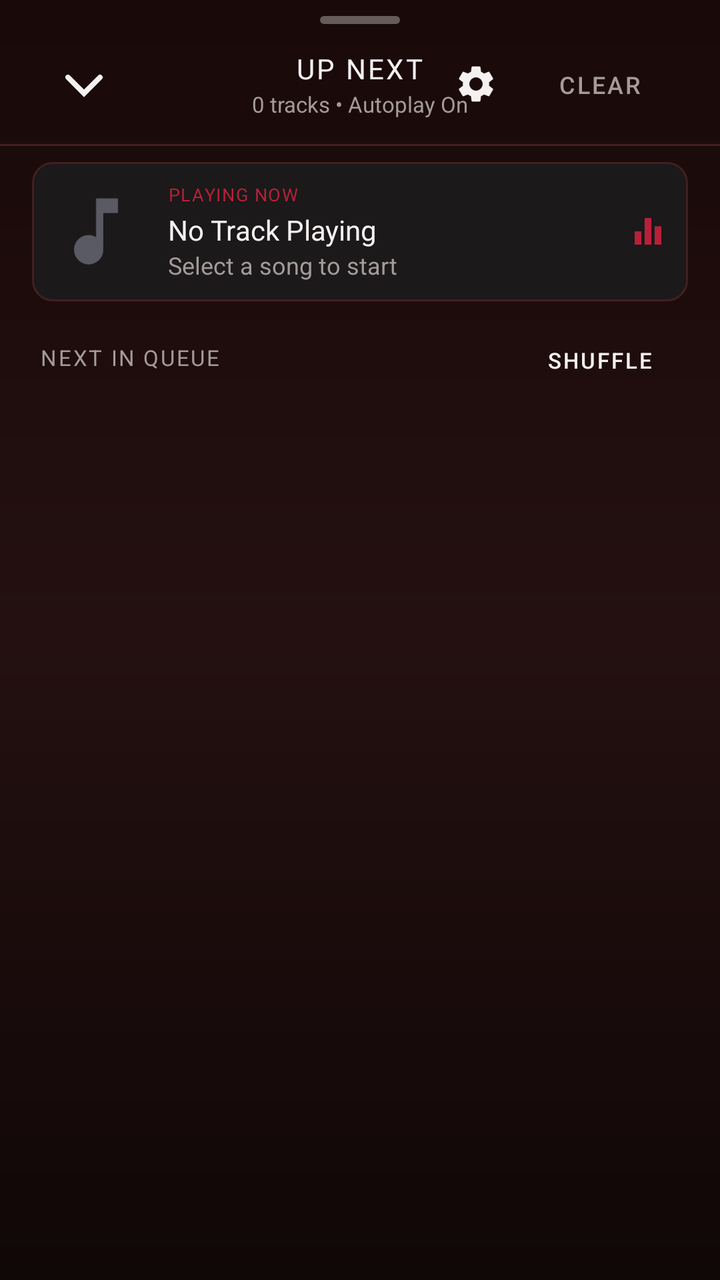
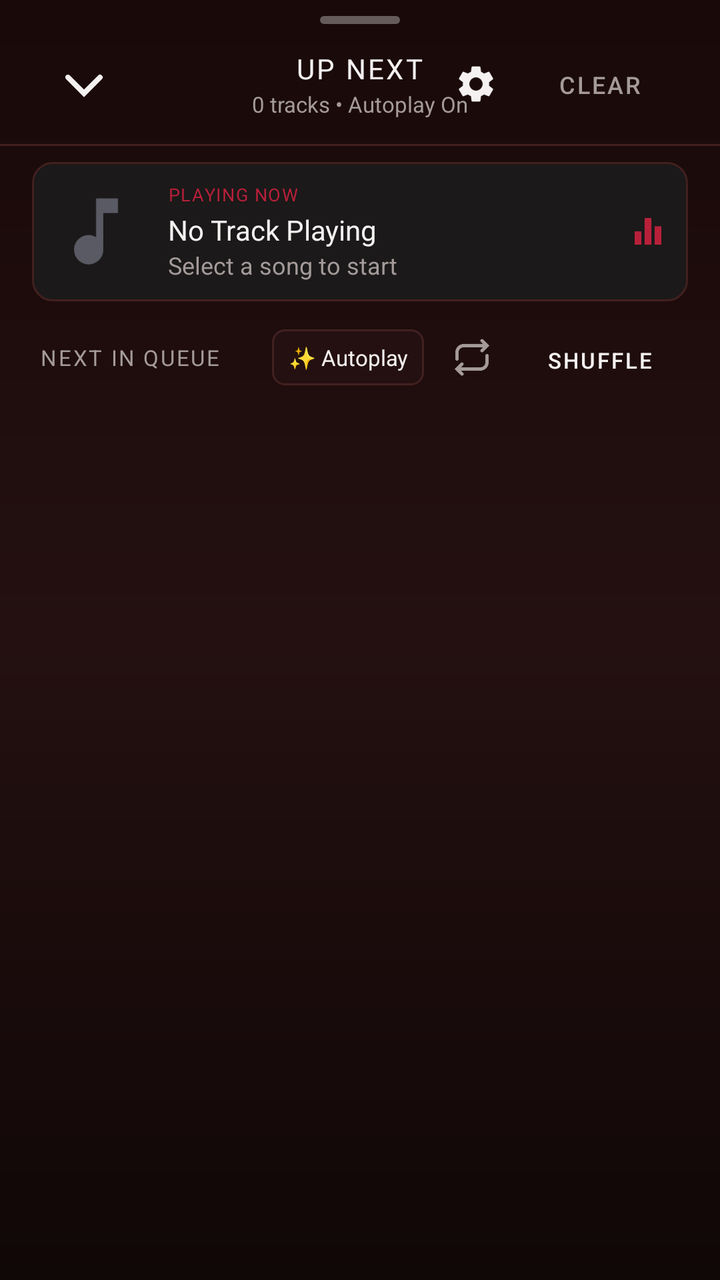

Two renders of the same Android screen: before a commit and after it. Below are the layout's source before the change and the commit's diff.
<!-- AndroidManifest.xml: application theme Theme.BraveMusicPlayer -->
<!-- res/layout/dialog_queue.xml -->
<?xml version="1.0" encoding="utf-8"?>
<LinearLayout xmlns:android="http://schemas.android.com/apk/res/android"
    xmlns:app="http://schemas.android.com/apk/res-auto"
    android:id="@+id/layoutQueueSheet"
    android:layout_width="match_parent"
    android:layout_height="match_parent"
    android:background="@drawable/bg_now_playing_sheet"
    android:orientation="vertical"
    android:paddingTop="8dp">

    
    <ImageView
        android:layout_width="wrap_content"
        android:layout_height="wrap_content"
        android:layout_gravity="center_horizontal"
        android:contentDescription="Drag Handle"
        android:src="@drawable/single_bar_drag_handle" />

    
    <RelativeLayout
        android:layout_width="match_parent"
        android:layout_height="wrap_content"
        android:layout_marginTop="8dp"
        android:paddingStart="20dp"
        android:paddingEnd="16dp">

        <ImageView
            android:id="@+id/ivCloseQueue"
            android:layout_width="44dp"
            android:layout_height="44dp"
            android:layout_alignParentStart="true"
            android:layout_centerVertical="true"
            android:background="?android:attr/selectableItemBackgroundBorderless"
            android:contentDescription="Close Queue"
            android:padding="6dp"
            android:src="@drawable/ic_ytm_chevron_down"
            app:tint="@color/textPrimary" />

        <LinearLayout
            android:layout_width="wrap_content"
            android:layout_height="wrap_content"
            android:layout_centerInParent="true"
            android:gravity="center"
            android:orientation="vertical">

            <TextView
                android:layout_width="wrap_content"
                android:layout_height="wrap_content"
                android:fontFamily="@font/youtube_sans_bold_font"
                android:letterSpacing="0.08"
                android:text="UP NEXT"
                android:textColor="@color/textPrimary"
                android:textSize="14sp" />

            <TextView
                android:id="@+id/tvQueueTrackCount"
                android:layout_width="wrap_content"
                android:layout_height="wrap_content"
                android:layout_marginTop="1dp"
                android:fontFamily="sans-serif"
                android:text="0 tracks • Autoplay On"
                android:textColor="@color/textSecondary"
                android:textSize="11sp" />
        </LinearLayout>

        <LinearLayout
            android:layout_width="wrap_content"
            android:layout_height="wrap_content"
            android:layout_alignParentEnd="true"
            android:layout_centerVertical="true"
            android:gravity="center_vertical"
            android:orientation="horizontal">

            <ImageView
                android:id="@+id/btnQueueSettings"
                android:layout_width="36dp"
                android:layout_height="36dp"
                android:background="?android:attr/selectableItemBackgroundBorderless"
                android:contentDescription="Playback Settings"
                android:padding="7dp"
                android:src="@drawable/ic_settings"
                app:tint="@color/textPrimary" />

            <Button
                android:id="@+id/btnClearQueue"
                style="@style/Widget.MaterialComponents.Button.TextButton"
                android:layout_width="wrap_content"
                android:layout_height="36dp"
                android:fontFamily="sans-serif-medium"
                android:text="Clear"
                android:textColor="@color/textSecondary"
                android:textSize="12sp" />
        </LinearLayout>
    </RelativeLayout>

    <View
        android:layout_width="match_parent"
        android:layout_height="1dp"
        android:layout_marginTop="8dp"
        android:layout_marginBottom="8dp"
        android:background="@color/borderSubtle" />

    
    <LinearLayout
        android:id="@+id/layoutQueueNowPlayingCard"
        android:layout_width="match_parent"
        android:layout_height="wrap_content"
        android:layout_marginStart="16dp"
        android:layout_marginEnd="16dp"
        android:layout_marginBottom="8dp"
        android:background="@drawable/bg_rounded_card"
        android:gravity="center_vertical"
        android:orientation="horizontal"
        android:padding="10dp">

        <androidx.cardview.widget.CardView
            android:layout_width="44dp"
            android:layout_height="44dp"
            app:cardBackgroundColor="@color/surfaceCard"
            app:cardCornerRadius="6dp"
            app:cardElevation="0dp">

            <ImageView
                android:id="@+id/ivNowPlayingQueueThumb"
                android:layout_width="match_parent"
                android:layout_height="match_parent"
                android:contentDescription="Now Playing Art"
                android:scaleType="centerCrop"
                android:src="@drawable/ic_music_note" />
        </androidx.cardview.widget.CardView>

        <LinearLayout
            android:layout_width="0dp"
            android:layout_height="wrap_content"
            android:layout_marginStart="14dp"
            android:layout_marginEnd="8dp"
            android:layout_weight="1"
            android:orientation="vertical">

            <TextView
                android:layout_width="wrap_content"
                android:layout_height="wrap_content"
                android:fontFamily="sans-serif-bold"
                android:letterSpacing="0.06"
                android:text="PLAYING NOW"
                android:textColor="@color/accentPrimary"
                android:textSize="9sp" />

            <TextView
                android:id="@+id/tvNowPlayingQueueTitle"
                android:layout_width="wrap_content"
                android:layout_height="wrap_content"
                android:layout_marginTop="2dp"
                android:ellipsize="end"
                android:fontFamily="@font/youtube_sans_bold_font"
                android:maxLines="1"
                android:text="No Track Playing"
                android:textColor="@color/textPrimary"
                android:textSize="14sp" />

            <TextView
                android:id="@+id/tvNowPlayingQueueArtist"
                android:layout_width="wrap_content"
                android:layout_height="wrap_content"
                android:ellipsize="end"
                android:fontFamily="sans-serif"
                android:maxLines="1"
                android:text="Select a song to start"
                android:textColor="@color/textSecondary"
                android:textSize="12sp" />
        </LinearLayout>

        <ImageView
            android:layout_width="20dp"
            android:layout_height="20dp"
            android:contentDescription="Equalizer"
            android:src="@drawable/ic_equalizer"
            app:tint="@color/accentPrimary" />
    </LinearLayout>

    
    <RelativeLayout
        android:layout_width="match_parent"
        android:layout_height="wrap_content"
        android:paddingStart="20dp"
        android:paddingEnd="16dp"
        android:paddingTop="4dp"
        android:paddingBottom="4dp">

        <TextView
            android:layout_width="wrap_content"
            android:layout_height="wrap_content"
            android:layout_alignParentStart="true"
            android:layout_centerVertical="true"
            android:fontFamily="sans-serif-bold"
            android:letterSpacing="0.08"
            android:text="NEXT IN QUEUE"
            android:textColor="@color/textSecondary"
            android:textSize="11sp" />

        <Button
            android:id="@+id/btnShuffleQueue"
            style="@style/Widget.MaterialComponents.Button.TextButton"
            android:layout_width="wrap_content"
            android:layout_height="32dp"
            android:layout_alignParentEnd="true"
            android:layout_centerVertical="true"
            android:fontFamily="sans-serif-medium"
            android:text="Shuffle"
            android:textColor="@color/textPrimary"
            android:textSize="11sp" />
    </RelativeLayout>

    
    <FrameLayout
        android:layout_width="match_parent"
        android:layout_height="0dp"
        android:layout_weight="1">

        
        <androidx.recyclerview.widget.RecyclerView
            android:id="@+id/rvQueueList"
            android:layout_width="match_parent"
            android:layout_height="match_parent"
            android:clipToPadding="false"
            android:paddingBottom="48dp" />

        
        <LinearLayout
            android:id="@+id/layoutQueueEmpty"
            android:layout_width="match_parent"
            android:layout_height="match_parent"
            android:gravity="center"
            android:orientation="vertical"
            android:padding="32dp"
            android:visibility="gone">

            <ImageView
                android:layout_width="56dp"
                android:layout_height="56dp"
                android:contentDescription="Empty Queue"
                android:src="@drawable/ic_queue_music"
                app:tint="@color/textDisabled" />

            <TextView
                android:layout_width="wrap_content"
                android:layout_height="wrap_content"
                android:layout_marginTop="16dp"
                android:fontFamily="@font/youtube_sans_bold_font"
                android:text="Your queue is empty"
                android:textColor="@color/textPrimary"
                android:textSize="16sp" />

            <TextView
                android:layout_width="wrap_content"
                android:layout_height="wrap_content"
                android:layout_marginTop="4dp"
                android:fontFamily="sans-serif"
                android:gravity="center"
                android:text="Search for music or enable Autoplay to keep the music playing infinitely."
                android:textColor="@color/textSecondary"
                android:textSize="13sp" />
        </LinearLayout>

    </FrameLayout>

</LinearLayout>
<!-- resources referenced by this layout -->
<resources>
  <color name="accentPrimary">#B8203A</color>
  <color name="borderSubtle">#422020</color>
  <color name="surfaceCard">#1B1919</color>
  <color name="textDisabled">#686060</color>
  <color name="textPrimary">#F5F1F1</color>
  <color name="textSecondary">#A49A9A</color>
  <!-- drawable bg_rounded_card (drawable) -->
  <?xml version="1.0" encoding="utf-8"?>
  <shape xmlns:android="http://schemas.android.com/apk/res/android"
      android:shape="rectangle">
      <corners android:radius="10dp" />
      <solid android:color="@color/surfaceCard" />
      <stroke
          android:width="1dp"
          android:color="@color/borderSubtle" />
  </shape>
  <!-- drawable ic_equalizer (drawable) -->
  <vector xmlns:android="http://schemas.android.com/apk/res/android"
      android:width="24dp"
      android:height="24dp"
      android:viewportWidth="24"
      android:viewportHeight="24">
      <path
          android:fillColor="#FFFFFFFF"
          android:pathData="M10,20h4V4h-4v16zm-6,0h4v-8H4v8zM16,9v11h4V9h-4z"/>
  </vector>
  <!-- drawable single_bar_drag_handle (drawable) -->
  <?xml version="1.0" encoding="utf-8"?>
  <shape android:shape="rectangle"
    xmlns:android="http://schemas.android.com/apk/res/android">
      <corners android:radius="3.0dp" />
      <solid android:color="#55FFFFFF" />
      <size android:height="@dimen/yt_sys_measurement_size_min" android:width="@dimen/yt_sys_measurement_size_hero" />
  </shape>
  <color name="backgroundSecondary">#190909</color>
  <color name="surfaceElevated">#241010</color>
  <color name="background">#100707</color>
  <dimen name="yt_sys_measurement_size_min">4dp</dimen>
  <dimen name="yt_sys_measurement_size_hero">40dp</dimen>
  <color name="accentPressed">#8F1830</color>
  <!-- drawable bg_ytm_gradient (drawable) -->
  <?xml version="1.0" encoding="utf-8"?>
  <shape xmlns:android="http://schemas.android.com/apk/res/android"
      android:shape="rectangle">
      <gradient
          android:angle="270"
          android:startColor="@color/backgroundSecondary"
          android:endColor="@color/background"
          android:type="linear" />
  </shape>
  <style name="MelodyBottomSheetDialogTheme" parent="Theme.Design.Light.BottomSheetDialog">
          <item name="bottomSheetStyle">@style/MelodyBottomSheetStyle</item>
          <item name="android:windowIsFloating">false</item>
          <item name="android:navigationBarColor">@color/backgroundSecondary</item>
          <item name="android:windowLightNavigationBar" tools:targetApi="27">false</item>
      </style>
  <style name="MelodyBottomSheetStyle" parent="Widget.Design.BottomSheet.Modal">
          <item name="android:background">@android:color/transparent</item>
      </style>
  <!-- unchanged entries left out for length: 6 -->
</resources>

<!-- the commit's change to res/layout/dialog_queue.xml (unified diff, before → after) -->
@@ -198,17 +198,53 @@
             android:textColor="@color/textSecondary"
             android:textSize="11sp" />
 
-        <Button
-            android:id="@+id/btnShuffleQueue"
-            style="@style/Widget.MaterialComponents.Button.TextButton"
+        <LinearLayout
             android:layout_width="wrap_content"
-            android:layout_height="32dp"
+            android:layout_height="wrap_content"
             android:layout_alignParentEnd="true"
             android:layout_centerVertical="true"
-            android:fontFamily="sans-serif-medium"
-            android:text="Shuffle"
-            android:textColor="@color/textPrimary"
-            android:textSize="11sp" />
+            android:gravity="center_vertical"
+            android:orientation="horizontal">
+
+            
+            <TextView
+                android:id="@+id/btnAutoplayQueue"
+                android:layout_width="wrap_content"
+                android:layout_height="28dp"
+                android:layout_marginEnd="8dp"
+                android:background="@drawable/bg_pill_badge"
+                android:clickable="true"
+                android:focusable="true"
+                android:gravity="center"
+                android:paddingStart="8dp"
+                android:paddingEnd="8dp"
+                android:text="✨ Autoplay"
+                android:textColor="@color/textPrimary"
+                android:textSize="11sp" />
+
+            
+            <ImageView
+                android:id="@+id/btnRepeatQueue"
+                android:layout_width="32dp"
+                android:layout_height="32dp"
+                android:layout_marginEnd="4dp"
+                android:background="?android:attr/selectableItemBackgroundBorderless"
+                android:contentDescription="Cycle repeat mode"
+                android:padding="6dp"
+                android:src="@drawable/ic_ytm_repeat"
+                app:tint="@color/textSecondary" />
+
+            
+            <Button
+                android:id="@+id/btnShuffleQueue"
+                style="@style/Widget.MaterialComponents.Button.TextButton"
+                android:layout_width="wrap_content"
+                android:layout_height="32dp"
+                android:fontFamily="sans-serif-medium"
+                android:text="Shuffle"
+                android:textColor="@color/textPrimary"
+                android:textSize="11sp" />
+        </LinearLayout>
     </RelativeLayout>
 
     
<!-- resource entries referenced after the edit -->
@@ -6,6 +6,16 @@
   <color name="textDisabled">#686060</color>
   <color name="textPrimary">#F5F1F1</color>
   <color name="textSecondary">#A49A9A</color>
+  <!-- drawable bg_pill_badge (drawable) -->
+  <?xml version="1.0" encoding="utf-8"?>
+  <shape xmlns:android="http://schemas.android.com/apk/res/android"
+      android:shape="rectangle">
+      <solid android:color="@color/surfaceElevated" />
+      <stroke
+          android:width="1dp"
+          android:color="@color/borderSubtle" />
+      <corners android:radius="6dp" />
+  </shape>
   <!-- drawable bg_rounded_card (drawable) -->
   <?xml version="1.0" encoding="utf-8"?>
   <shape xmlns:android="http://schemas.android.com/apk/res/android"
@@ -25,6 +35,12 @@
       <path
           android:fillColor="#FFFFFFFF"
           android:pathData="M10,20h4V4h-4v16zm-6,0h4v-8H4v8zM16,9v11h4V9h-4z"/>
+  </vector>
+  <!-- drawable ic_ytm_repeat (drawable) -->
+  <?xml version="1.0" encoding="utf-8"?>
+  <vector  android:height="24.0dp" android:width="24.0dp" android:viewportWidth="24.0" android:viewportHeight="24.0"
+    xmlns:android="http://schemas.android.com/apk/res/android">
+      <path android:fillColor="@android:color/white" android:pathData="M17.293,1.293a1,1 0,0 0,0 1.415L18.586,4H7a5,5 0,0 0,-5 5v4a1,1 0,1 0,2 0V9a3,3 0,0 1,3 -3h11.586l-1.293,1.293a1,1 0,0 0,1.414 1.415L22.414,5l-3.707,-3.707a1,1 0,0 0,-1.414 0ZM21,10a1,1 0,0 0,-1 1v4a3,3 0,0 1,-3 3H5.414l1.293,-1.292a1.001,1.001 0,0 0,-1.414 -1.415L1.586,19l3.707,3.707a1,1 0,1 0,1.414 -1.413L5.414,20H17a5,5 0,0 0,5 -5v-4a1,1 0,0 0,-1 -1Z" />
   </vector>
   <!-- drawable single_bar_drag_handle (drawable) -->
   <?xml version="1.0" encoding="utf-8"?>
